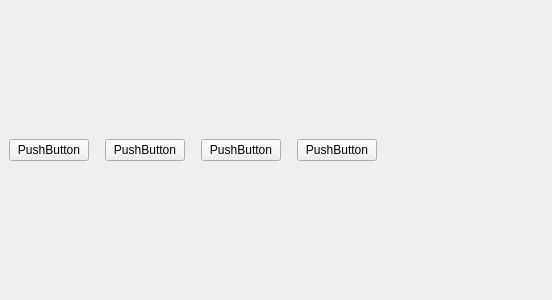
Before: the Qt Designer form buttongroup.ui in Hanflipped/Landlords_mytest, drawn with Qt 5.
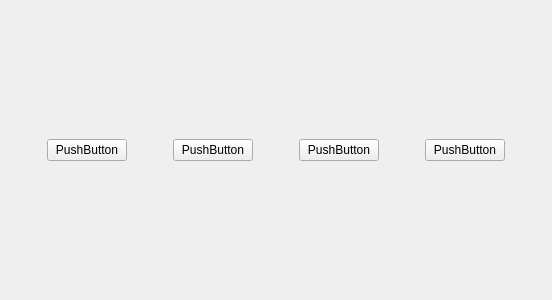
After: the same form once the commit is applied. The open tabs and pages were chosen to show the change. Custom widgets are drawn as their Qt base class.

Diff of the .ui file:
```diff
--- a/buttongroup.ui
+++ b/buttongroup.ui
@@ -167,6 +167,19 @@
      </widget>
      <widget class="QWidget" name="callLordPage">
       <layout class="QHBoxLayout" name="horizontalLayout_5">
+       <item>
+        <spacer name="horizontalSpacer_8">
+         <property name="orientation">
+          <enum>Qt::Horizontal</enum>
+         </property>
+         <property name="sizeHint" stdset="0">
+          <size>
+           <width>0</width>
+           <height>20</height>
+          </size>
+         </property>
+        </spacer>
+       </item>
        <item>
         <widget class="MyButton" name="giveup">
          <property name="text">
@@ -184,8 +197,8 @@
          </property>
          <property name="sizeHint" stdset="0">
           <size>
-           <width>10</width>
-           <height>20</height>
+           <width>40</width>
+           <height>10</height>
           </size>
          </property>
         </spacer>
@@ -207,8 +220,8 @@
          </property>
          <property name="sizeHint" stdset="0">
           <size>
-           <width>10</width>
-           <height>20</height>
+           <width>40</width>
+           <height>10</height>
           </size>
          </property>
         </spacer>
@@ -230,8 +243,8 @@
          </property>
          <property name="sizeHint" stdset="0">
           <size>
-           <width>10</width>
-           <height>20</height>
+           <width>40</width>
+           <height>10</height>
           </size>
          </property>
         </spacer>
@@ -250,7 +263,7 @@
          </property>
          <property name="sizeHint" stdset="0">
           <size>
-           <width>40</width>
+           <width>0</width>
            <height>20</height>
           </size>
          </property>
```
